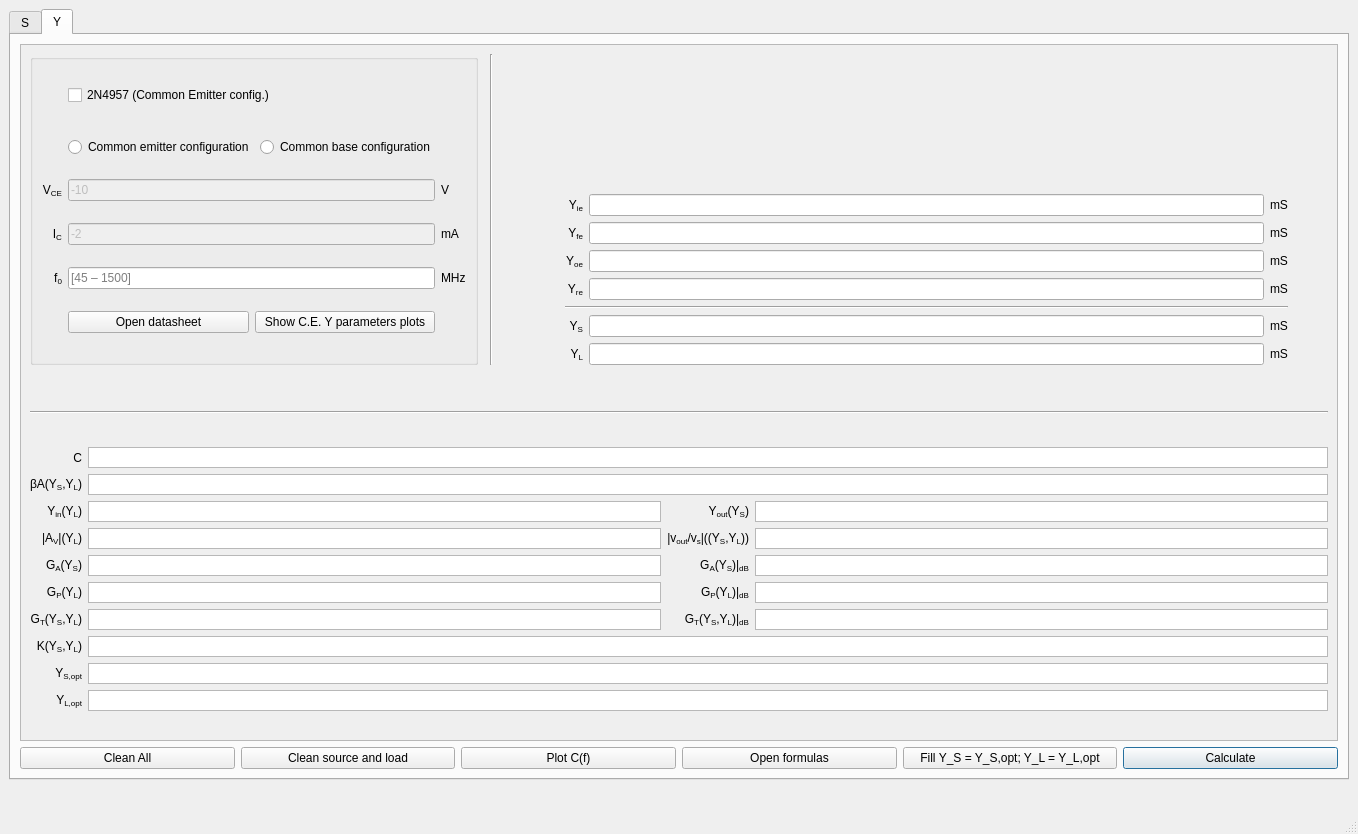
urbanij/syRF, file ui/syRF.ui: the form before one commit.
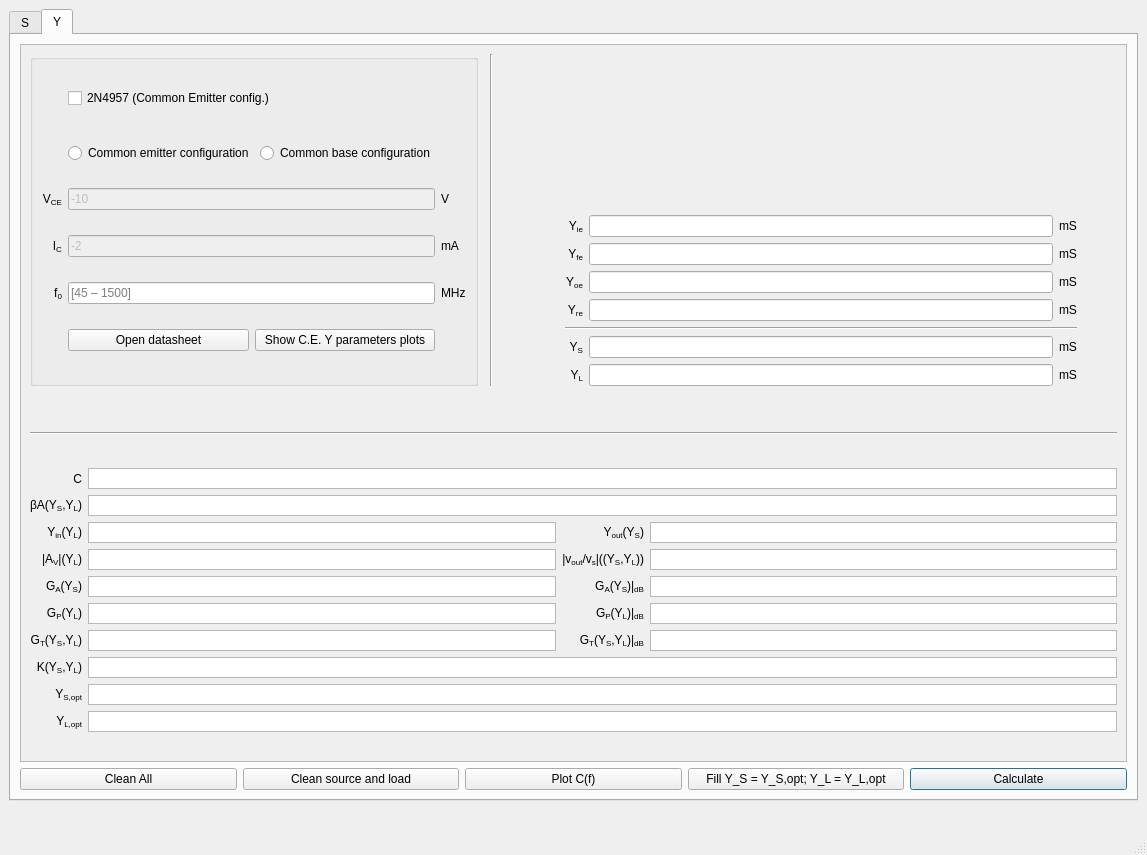
The form after the commit.

```diff
--- a/ui/syRF.ui
+++ b/ui/syRF.ui
@@ -7,8 +7,8 @@
    <rect>
     <x>0</x>
     <y>0</y>
-    <width>1358</width>
-    <height>834</height>
+    <width>1147</width>
+    <height>855</height>
    </rect>
   </property>
   <property name="windowTitle">
@@ -1854,7 +1854,7 @@
               <rect>
                <x>0</x>
                <y>0</y>
-               <width>1284</width>
+               <width>1073</width>
                <height>691</height>
               </rect>
              </property>
@@ -2719,13 +2719,6 @@
               </property>
              </widget>
             </item>
-            <item>
-             <widget class="QPushButton" name="open_Y_formulas_button">
-              <property name="text">
-               <string>Open formulas</string>
-              </property>
-             </widget>
-            </item>
             <item>
              <widget class="QPushButton" name="Fill_ys_yl_opt_button">
               <property name="text">
```
Left out of the diff: 9 changed lines with no effect on the pictures.
